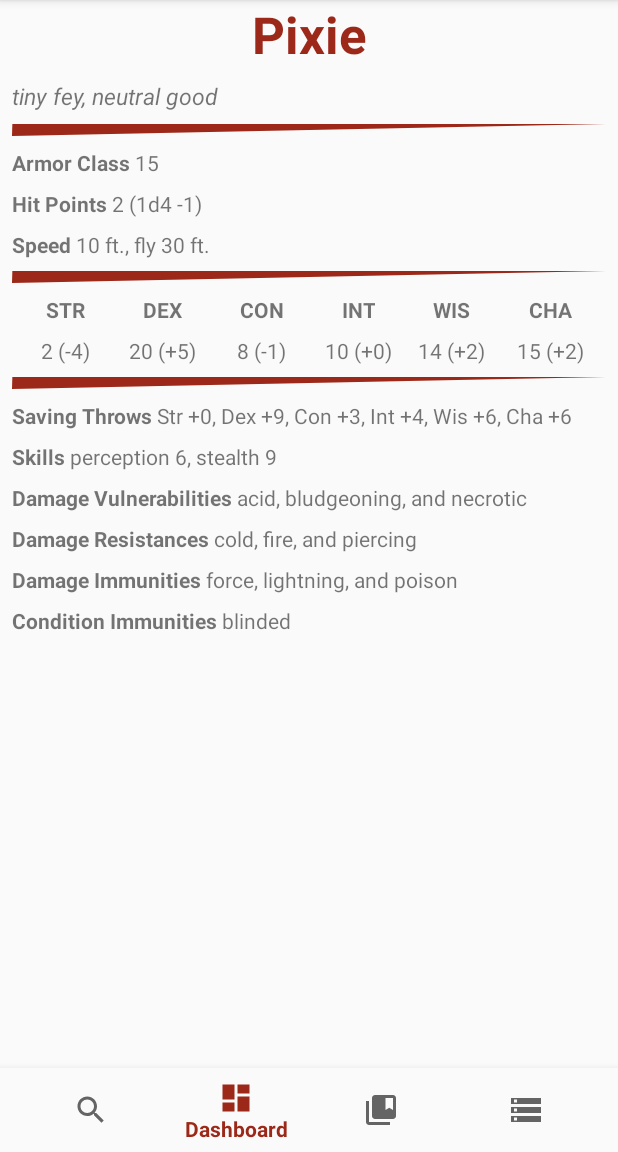
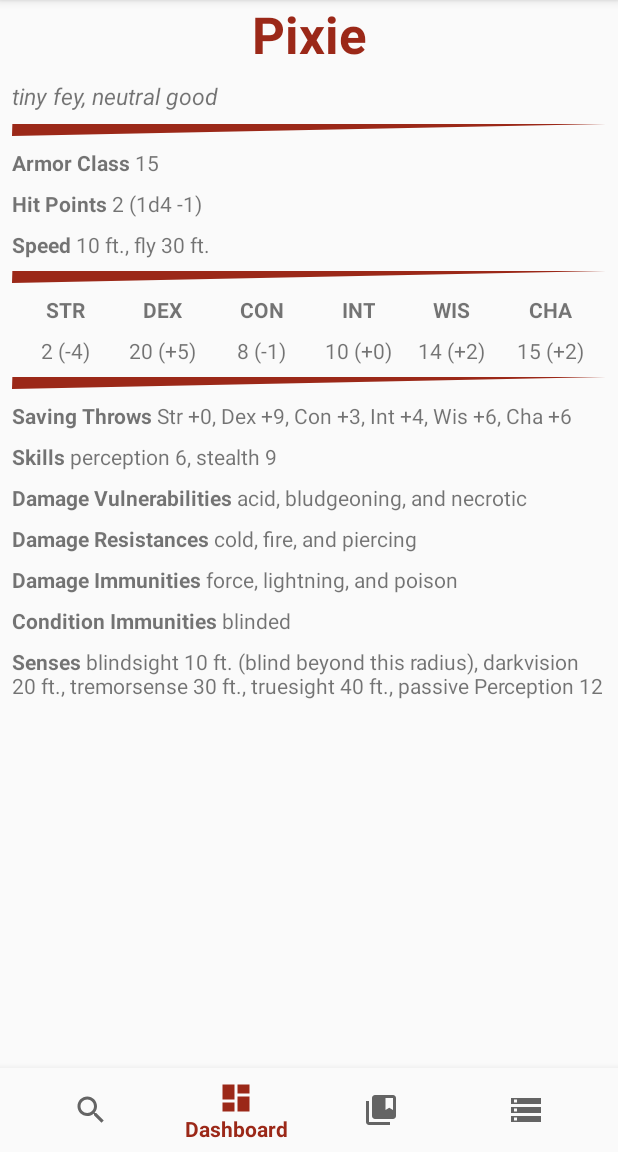
Before and after one commit to headhunter45/MonsterCards, an Android app: the MonsterFragment screen opened through its navigation route, on a phone screen of 412 x 824 dp, the part 84-1236 px from its top. Run offline under Robolectric (Android 15) with nearby library versions, the phone set to English and light mode, and no system bars; our stand-ins replace navigation-ui; libraries missing offline, so code that uses them is left out: com.microsoft.appcenter.

Commit message:
Adds senses to monster cards.

```diff
--- a/app/src/main/java/com/majinnaibu/monstercards/models/Monster.java
+++ b/app/src/main/java/com/majinnaibu/monstercards/models/Monster.java
@@ -690,4 +690,84 @@ public class Monster {
         return StringHelper.oxfordJoin(", ", ", and ", " and ", immunities);
     }
 
+    private String mBlindsight;
+    public String getBlindsight() {
+        return mBlindsight;
+    }
+    public void setBlindsight(String value) {
+        mBlindsight = value;
+    }
+
+    private boolean mIsBlind;
+    public boolean getIsBlind() {
+        return mIsBlind;
+    }
+    public void setIsBlind(boolean value) {
+        mIsBlind = value;
+    }
+
+    private String mDarkvision;
+    public String getDarkvision() {
+        return mDarkvision;
+    }
+    public void setDarkvision(String value) {
+        mDarkvision = value;
+    }
+
+    private String mTremorsense;
+    public String getTremorsense() {
+        return mTremorsense;
+    }
+    public void setTremorsense(String value) {
+        mTremorsense = value;
+    }
+
+    private String mTruesight;
+    public String getTruesight() {
+        return mTruesight;
+    }
+    public void setTruesight(String value) {
+        mTruesight = value;
+    }
+
+    private int mTelepathy;
+    public int getTelepathy() {
+        return mTelepathy;
+    }
+    public void setTelepathy(int value) {
+        mTelepathy = value;
+    }
+
+    private String mUnderstandsBut;
+    public String getUnderstandsBut() {
+        return mUnderstandsBut;
+    }
+    public void setUnderstandsBut(String value) {
+        mUnderstandsBut = value;
+    }
+
+    public String getSensesDescription() {
+        ArrayList<String> parts = new ArrayList<>();
+
+        String blindsight = getBlindsight();
+        if (!StringHelper.isNullOrEmpty(blindsight) && !"0".equals(blindsight)) {
+            parts.add(String.format(Locale.US, "blindsight %s ft.%s", blindsight, getIsBlind() ? " (blind beyond this radius)" : ""));
+        }
+        String darkvision = getDarkvision();
+        if (!StringHelper.isNullOrEmpty(darkvision) && !"0".equals(darkvision)) {
+            parts.add(String.format(Locale.US, "darkvision %s ft.", darkvision));
+        }
+        String tremorsense = getTremorsense();
+        if (!StringHelper.isNullOrEmpty(tremorsense) && !"0".equals(tremorsense)) {
+            parts.add(String.format(Locale.US, "tremorsense %s ft.", tremorsense));
+        }
+        String truesight = getTruesight();
+        if (!StringHelper.isNullOrEmpty(truesight) && !"0".equals(truesight)) {
+            parts.add(String.format(Locale.US, "truesight %s ft.", truesight));
+        }
+        parts.add(String.format(Locale.US, "passive Perception %d", 10 + getWisdomModifier()));
+
+        return StringHelper.join(", ", parts);
+    }
+
 }
--- a/app/src/main/java/com/majinnaibu/monstercards/ui/monster/MonsterFragment.java
+++ b/app/src/main/java/com/majinnaibu/monstercards/ui/monster/MonsterFragment.java
@@ -83,6 +83,14 @@ public class MonsterFragment extends Fragment {
         monster.addDamageType(new DamageType("poison", " (Immune)", "i"));
         // Condition Immunities
         monster.addConditionImmunity("blinded");
+        // Senses
+        monster.setBlindsight("10");
+        monster.setIsBlind(true);
+        monster.setDarkvision("20");
+        monster.setTremorsense("30");
+        monster.setTruesight("40");
+        monster.setTelepathy(20);
+        monster.setUnderstandsBut("doesn't care");
 
         // Challenge Rating
         monster.setChallengeRating("*");
@@ -259,6 +267,20 @@ public class MonsterFragment extends Fragment {
             }
         });
 
+        final TextView monsterSenses = root.findViewById(R.id.senses);
+        monsterViewModel.getSenses().observe(getViewLifecycleOwner(), new Observer<String>() {
+            @Override
+            public void onChanged(String senses) {
+            if (StringHelper.isNullOrEmpty(senses)) {
+                monsterSenses.setVisibility(View.GONE);
+            } else {
+                monsterSenses.setVisibility(View.VISIBLE);
+            }
+            monsterSenses.setText(Html.fromHtml("<b>Senses</b> " + senses));
+        }
+    });
+
+
         return root;
     }
 }
--- a/app/src/main/java/com/majinnaibu/monstercards/ui/monster/MonsterViewModel.java
+++ b/app/src/main/java/com/majinnaibu/monstercards/ui/monster/MonsterViewModel.java
@@ -44,6 +44,8 @@ public class MonsterViewModel extends ViewModel {
         mDamageImmunities.setValue("");
         mConditionImmunities = new MutableLiveData<>();
         mConditionImmunities.setValue("");
+        mSenses = new MutableLiveData<>();
+        mSenses.setValue("");
     }
 
     private MutableLiveData<String> mName;
@@ -114,6 +116,10 @@ public class MonsterViewModel extends ViewModel {
     public LiveData<String> getConditionImmunities() {
         return mConditionImmunities;
     }
+    private MutableLiveData<String> mSenses;
+    public LiveData<String> getSenses() {
+        return mSenses;
+    }
 
     private Monster mMonster;
     public void setMonster(Monster monster) {
@@ -135,5 +141,6 @@ public class MonsterViewModel extends ViewModel {
         mDamageResistances.setValue(mMonster.getDamageResistancesDescription());
         mDamageImmunities.setValue(mMonster.getDamageImmunitiesDescription());
         mConditionImmunities.setValue(mMonster.getConditionImmunitiesDescription());
+        mSenses.setValue(monster.getSensesDescription());
     }
 }
--- a/app/src/main/res/layout/fragment_monster.xml
+++ b/app/src/main/res/layout/fragment_monster.xml
@@ -383,5 +383,18 @@
             app:layout_constraintTop_toBottomOf="@+id/damage_immunities"
             tools:text="Condition Immunities" />
 
+        <TextView
+            android:id="@+id/senses"
+            android:layout_width="0dp"
+            android:layout_height="wrap_content"
+            android:layout_marginStart="8dp"
+            android:layout_marginTop="8dp"
+            android:layout_marginEnd="8dp"
+            android:layout_marginBottom="8dp"
+            app:layout_constraintEnd_toEndOf="parent"
+            app:layout_constraintStart_toStartOf="parent"
+            app:layout_constraintTop_toBottomOf="@+id/condition_immunities"
+            tools:text="Senses" />
+
     </androidx.constraintlayout.widget.ConstraintLayout>
 </ScrollView>
```
